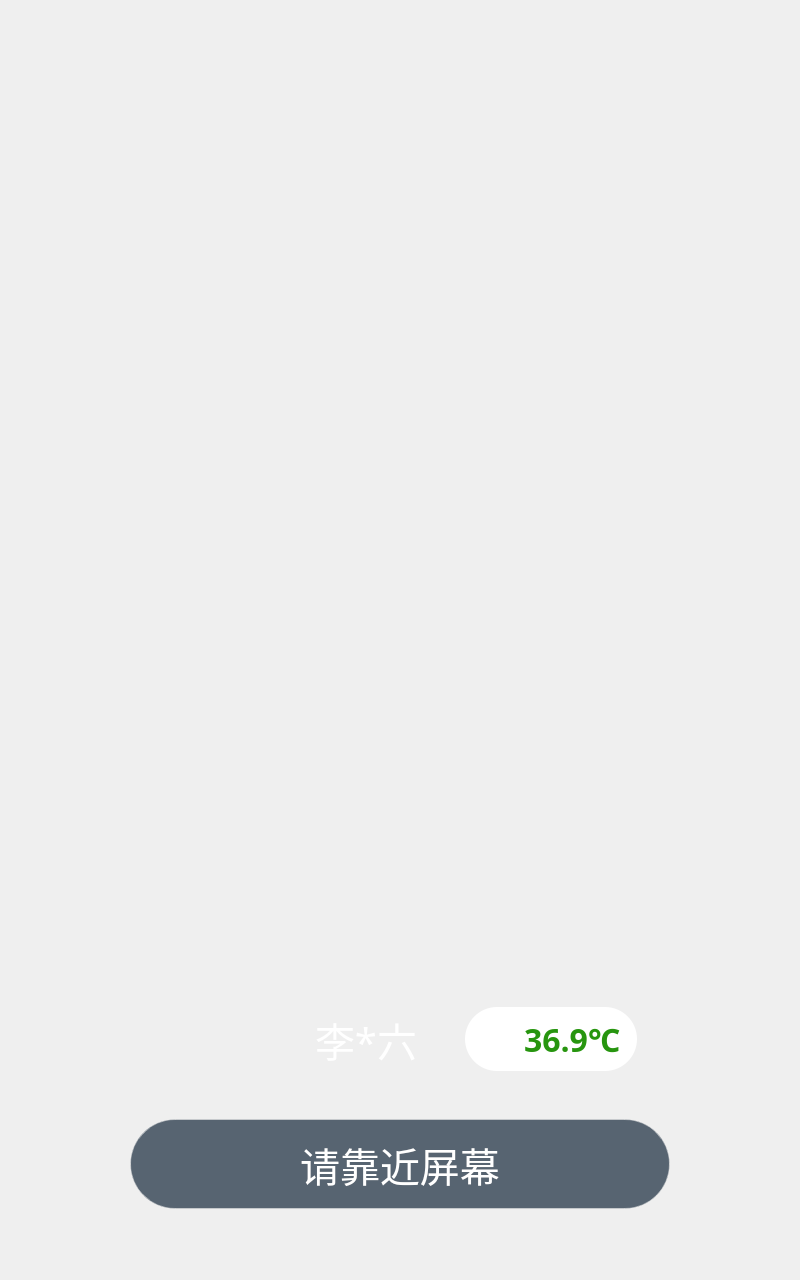
Before: the Qt Designer form src/apertureLayer.ui in kpengk/Facerecognition, drawn with Qt 5.
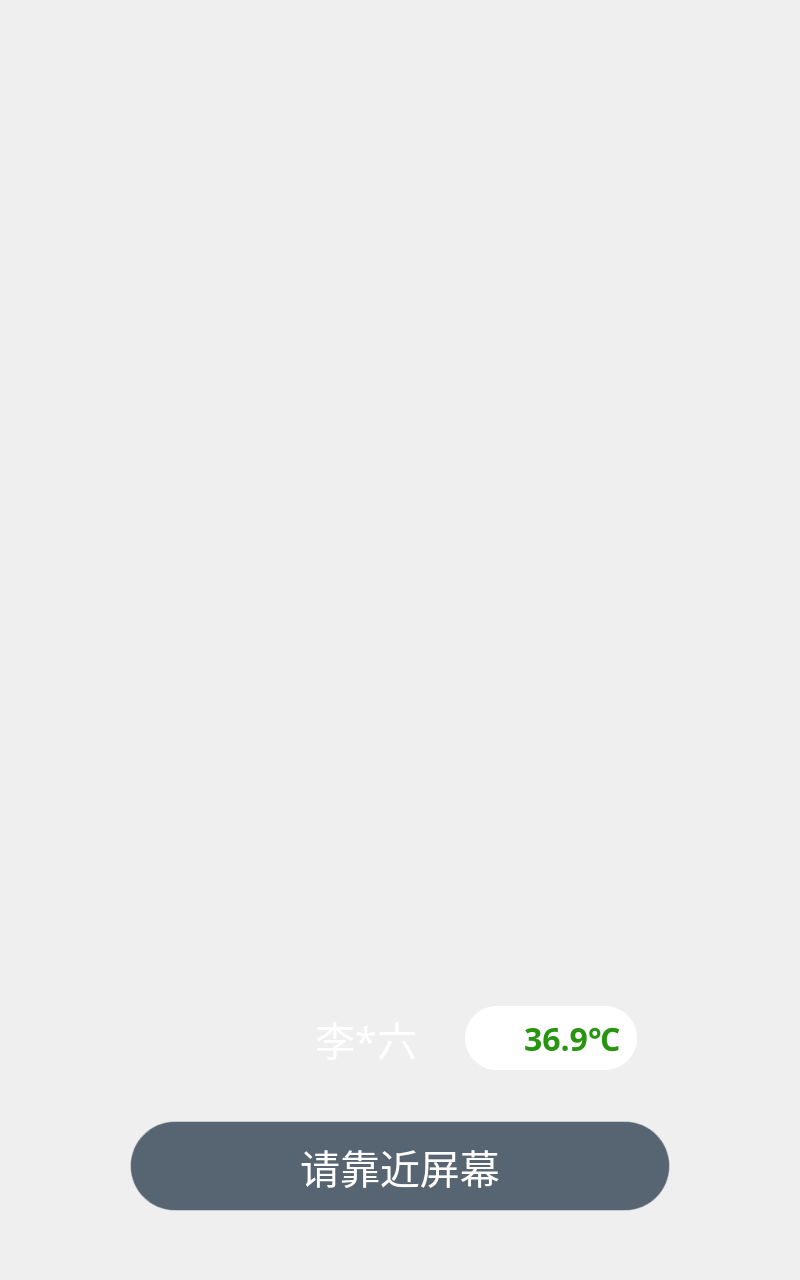
After: the same form once the commit is applied. Icons and pictures are not drawn.

Patch:
```diff
--- a/src/apertureLayer.ui
+++ b/src/apertureLayer.ui
@@ -10,43 +10,30 @@
     <height>1280</height>
    </rect>
   </property>
+  <property name="minimumSize">
+   <size>
+    <width>800</width>
+    <height>1280</height>
+   </size>
+  </property>
+  <property name="maximumSize">
+   <size>
+    <width>800</width>
+    <height>1280</height>
+   </size>
+  </property>
   <property name="windowTitle">
    <string>Form</string>
   </property>
-  <layout class="QVBoxLayout" name="verticalLayout_2">
-   <property name="spacing">
-    <number>0</number>
+  <widget class="QWidget" name="ring_widget" native="true">
+   <property name="geometry">
+    <rect>
+     <x>0</x>
+     <y>105</y>
+     <width>800</width>
+     <height>1014</height>
+    </rect>
    </property>
-   <property name="leftMargin">
-    <number>0</number>
-   </property>
-   <property name="topMargin">
-    <number>0</number>
-   </property>
-   <property name="rightMargin">
-    <number>0</number>
-   </property>
-   <property name="bottomMargin">
-    <number>0</number>
-   </property>
-   <item>
-    <spacer name="verticalSpacer_3">
-     <property name="orientation">
-      <enum>Qt::Vertical</enum>
-     </property>
-     <property name="sizeType">
-      <enum>QSizePolicy::Fixed</enum>
-     </property>
-     <property name="sizeHint" stdset="0">
-      <size>
-       <width>17</width>
-       <height>105</height>
-      </size>
-     </property>
-    </spacer>
-   </item>
-   <item>
-    <widget class="QWidget" name="aperture_widget" native="true">
      <property name="minimumSize">
       <size>
        <width>800</width>
@@ -62,52 +49,15 @@
      <property name="styleSheet">
       <string notr="true">background-image: url(:/images/1x/Property_1_green.png);</string>
      </property>
-     <layout class="QVBoxLayout" name="verticalLayout">
-      <property name="spacing">
-       <number>0</number>
-      </property>
-      <property name="leftMargin">
-       <number>0</number>
-      </property>
-      <property name="topMargin">
-       <number>0</number>
-      </property>
-      <property name="rightMargin">
-       <number>0</number>
-      </property>
-      <property name="bottomMargin">
-       <number>0</number>
-      </property>
-      <item>
-       <spacer name="verticalSpacer_2">
-        <property name="orientation">
-         <enum>Qt::Vertical</enum>
-        </property>
-        <property name="sizeHint" stdset="0">
-         <size>
-          <width>20</width>
-          <height>863</height>
-         </size>
-        </property>
-       </spacer>
-      </item>
-      <item>
-       <layout class="QHBoxLayout" name="horizontalLayout_5">
-        <item>
-         <spacer name="horizontalSpacer_3">
-          <property name="orientation">
-           <enum>Qt::Horizontal</enum>
-          </property>
-          <property name="sizeHint" stdset="0">
-           <size>
-            <width>48</width>
-            <height>20</height>
-           </size>
-          </property>
-         </spacer>
-        </item>
-        <item>
          <widget class="QWidget" name="info_widget" native="true">
+    <property name="geometry">
+     <rect>
+      <x>115</x>
+      <y>869</y>
+      <width>570</width>
+      <height>128</height>
+     </rect>
+    </property>
           <property name="minimumSize">
            <size>
             <width>570</width>
@@ -301,64 +251,28 @@
            </item>
           </layout>
          </widget>
-        </item>
-        <item>
-         <spacer name="horizontalSpacer_4">
-          <property name="orientation">
-           <enum>Qt::Horizontal</enum>
-          </property>
-          <property name="sizeHint" stdset="0">
-           <size>
-            <width>40</width>
-            <height>20</height>
-           </size>
-          </property>
-         </spacer>
-        </item>
-       </layout>
-      </item>
-      <item>
-       <spacer name="verticalSpacer">
-        <property name="orientation">
-         <enum>Qt::Vertical</enum>
-        </property>
-        <property name="sizeType">
-         <enum>QSizePolicy::Fixed</enum>
-        </property>
-        <property name="sizeHint" stdset="0">
-         <size>
-          <width>20</width>
-          <height>16</height>
-         </size>
-        </property>
-       </spacer>
-      </item>
-     </layout>
-    </widget>
-   </item>
-   <item>
-    <layout class="QHBoxLayout" name="horizontalLayout_4">
-     <item>
-      <spacer name="horizontalSpacer_5">
-       <property name="orientation">
-        <enum>Qt::Horizontal</enum>
-       </property>
-       <property name="sizeHint" stdset="0">
-        <size>
-         <width>40</width>
-         <height>20</height>
-        </size>
-       </property>
-      </spacer>
-     </item>
-     <item>
+  </widget>
       <widget class="QLabel" name="label_tip">
+   <property name="geometry">
+    <rect>
+     <x>130</x>
+     <y>1121</y>
+     <width>540</width>
+     <height>90</height>
+    </rect>
+   </property>
        <property name="minimumSize">
         <size>
          <width>540</width>
          <height>90</height>
         </size>
        </property>
+   <property name="maximumSize">
+    <size>
+     <width>540</width>
+     <height>90</height>
+    </size>
+   </property>
        <property name="styleSheet">
         <string notr="true">color: rgba(255, 255, 255, 1);
 font-family: Noto Sans SC;
@@ -377,39 +291,6 @@
         <set>Qt::AlignCenter</set>
        </property>
       </widget>
-     </item>
-     <item>
-      <spacer name="horizontalSpacer_6">
-       <property name="orientation">
-        <enum>Qt::Horizontal</enum>
-       </property>
-       <property name="sizeHint" stdset="0">
-        <size>
-         <width>40</width>
-         <height>20</height>
-        </size>
-       </property>
-      </spacer>
-     </item>
-    </layout>
-   </item>
-   <item>
-    <spacer name="verticalSpacer_4">
-     <property name="orientation">
-      <enum>Qt::Vertical</enum>
-     </property>
-     <property name="sizeType">
-      <enum>QSizePolicy::Expanding</enum>
-     </property>
-     <property name="sizeHint" stdset="0">
-      <size>
-       <width>17</width>
-       <height>5</height>
-      </size>
-     </property>
-    </spacer>
-   </item>
-  </layout>
  </widget>
  <resources>
   <include location="resource.qrc"/>
```
Lines whose indentation alone changed are shown as unchanged.
